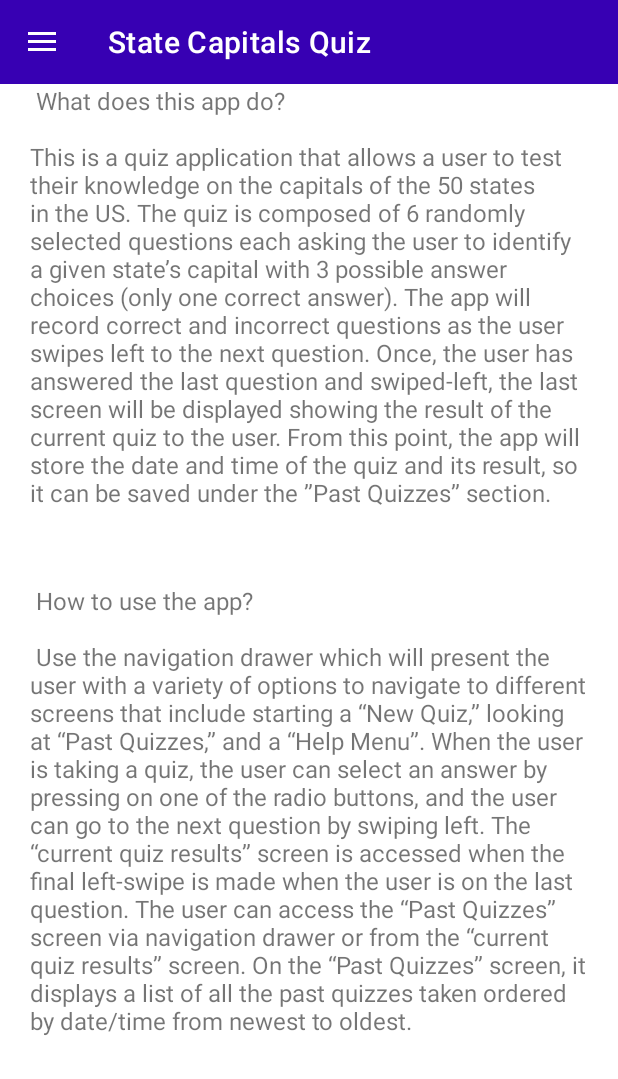
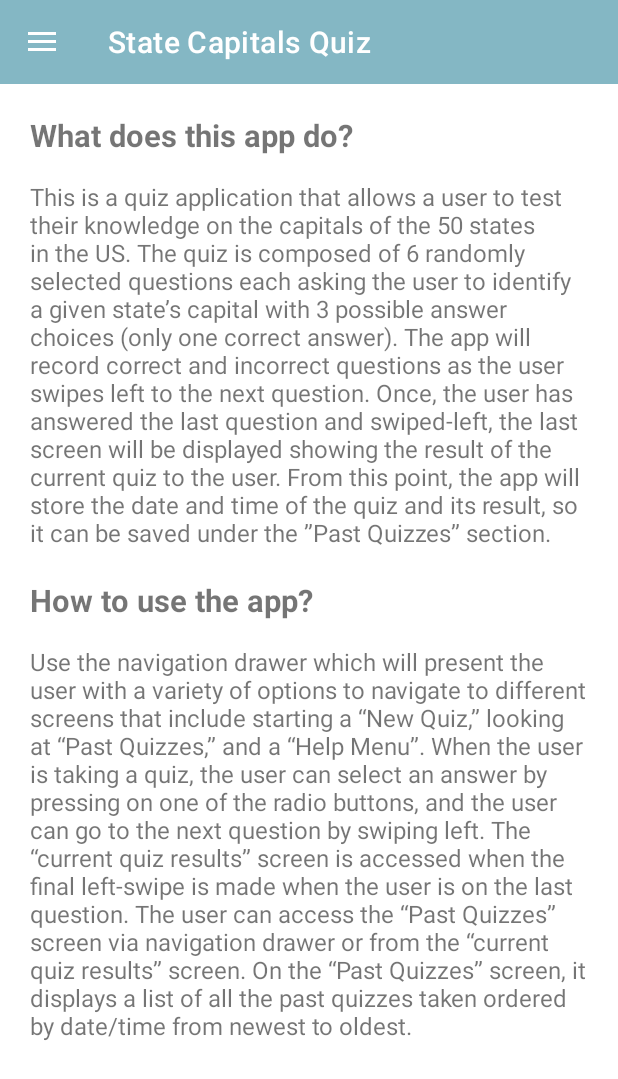
Before and after one commit to Iskerop/AppDevProject4, an Android app: the screen it shows after launch (MainActivity), in the side drawer, after a tap on "Help Menu", on a phone screen of 412 x 824 dp. Shown: the top 1079 px of the screen. Run offline under Robolectric (Android 15) with nearby library versions, the phone set to English and light mode, and no system bars; 3 statements that could not run were skipped.

Commit message:
Moved the state_capitals.csv file in the assets folder and finished polishing the design of splash and help screen. Starting the "StartNewQuizFragment" and its layout file

```diff
--- a/app/src/main/java/edu/uga/cs/statecapitalsquiz/HelpFragment.java
+++ b/app/src/main/java/edu/uga/cs/statecapitalsquiz/HelpFragment.java
@@ -39,8 +39,12 @@ public class HelpFragment extends Fragment {
     public void onViewCreated( @NonNull View view, Bundle savedInstanceState ) {
         super.onViewCreated(view,savedInstanceState);
 
-//        TextView textView = getView().findViewById( R.id.textView3 );
-//        String text = getResources().getString( R.string.quiz_purpose );
-//        textView.setText( HtmlCompat.fromHtml( text, HtmlCompat.FROM_HTML_MODE_LEGACY ) );
+        TextView textView = getView().findViewById( R.id.textView );
+        String text = getResources().getString( R.string.quiz_purpose );
+        textView.setText( HtmlCompat.fromHtml( text, HtmlCompat.FROM_HTML_MODE_LEGACY ) );
+
+        TextView textView2 = getView().findViewById( R.id.textView2 );
+        String text2 = getResources().getString( R.string.how_to_use );
+        textView2.setText( HtmlCompat.fromHtml( text2, HtmlCompat.FROM_HTML_MODE_LEGACY ) );
     }
 }
--- a/app/src/main/java/edu/uga/cs/statecapitalsquiz/MainActivity.java
+++ b/app/src/main/java/edu/uga/cs/statecapitalsquiz/MainActivity.java
@@ -98,14 +98,6 @@ public class MainActivity extends AppCompatActivity {
         // replaces the original fragment with new fragment using the replace method
         fragmentManager.beginTransaction().replace( R.id.fragmentContainerView, fragment).addToBackStack("main screen" ).commit();
 
-        /*
-        // this is included here as a possible future modification
-        // Highlight the selected item has been done by NavigationView
-        menuItem.setChecked( true );
-        // Set action bar title
-        setTitle( menuItem.getTitle());
-         */
-
         // Close the navigation drawer
         drawerLayout.closeDrawers();
     }
--- a/app/src/main/java/edu/uga/cs/statecapitalsquiz/StartNewQuizFragment.java
+++ b/app/src/main/java/edu/uga/cs/statecapitalsquiz/StartNewQuizFragment.java
@@ -8,57 +8,125 @@ import android.view.LayoutInflater;
 import android.view.View;
 import android.view.ViewGroup;
 
-/**
- * A simple {@link Fragment} subclass.
- * Use the {@link StartNewQuizFragment#newInstance} factory method to
- * create an instance of this fragment.
- */
+import androidx.annotation.NonNull;
+import androidx.appcompat.app.AppCompatActivity;
+
+import android.util.Log;
+import android.widget.Button;
+import android.widget.EditText;
+import android.widget.Toast;
+
+
+
 public class StartNewQuizFragment extends Fragment {
 
-    // TODO: Rename parameter arguments, choose names that match
-    // the fragment initialization parameters, e.g. ARG_ITEM_NUMBER
-    private static final String ARG_PARAM1 = "param1";
-    private static final String ARG_PARAM2 = "param2";
+    private static final String TAG = "AddJobLeadFragment";
 
-    // TODO: Rename and change types of parameters
-    private String mParam1;
-    private String mParam2;
+    private EditText companyNameView;
+    private EditText phoneView;
+    private EditText urlView;
+    private EditText commentsView;
+    private Button   saveButton;
+
+    // We will create a variable called quizQuestions and quizAnswers (maybe quizQAndAData)
+//    private JobLeadsData jobLeadsData = null;
 
     public StartNewQuizFragment() {
         // Required empty public constructor
     }
 
-    /**
-     * Use this factory method to create a new instance of
-     * this fragment using the provided parameters.
-     *
-     * @param param1 Parameter 1.
-     * @param param2 Parameter 2.
-     * @return A new instance of fragment StartNewQuizFragment.
-     */
-    // TODO: Rename and change types and number of parameters
-    public static StartNewQuizFragment newInstance(String param1, String param2) {
+    public static StartNewQuizFragment newInstance() {
         StartNewQuizFragment fragment = new StartNewQuizFragment();
-        Bundle args = new Bundle();
-        args.putString(ARG_PARAM1, param1);
-        args.putString(ARG_PARAM2, param2);
-        fragment.setArguments(args);
         return fragment;
     }
 
     @Override
-    public void onCreate(Bundle savedInstanceState) {
-        super.onCreate(savedInstanceState);
-        if (getArguments() != null) {
-            mParam1 = getArguments().getString(ARG_PARAM1);
-            mParam2 = getArguments().getString(ARG_PARAM2);
+    public View onCreateView( LayoutInflater inflater, ViewGroup container,
+                              Bundle savedInstanceState ) {
+        // Inflate the layout for this fragment
+        return inflater.inflate(R.layout.fragment_add_job_lead, container, false);
+    }
+
+    @Override
+    public void onViewCreated( @NonNull View view, Bundle savedInstanceState ) {
+        super.onViewCreated( view, savedInstanceState );
+
+        companyNameView = getView().findViewById( R.id.editText1 );
+        phoneView = getView().findViewById( R.id.editText2 );
+        urlView = getView().findViewById( R.id.editText3 );
+        commentsView = getView().findViewById( R.id.editText4 );
+        saveButton = getView().findViewById( R.id.button );
+
+        saveButton.setOnClickListener( new SaveButtonClickListener()) ;
+
+        // Create a JobLeadsData instance, since we will need to save a new JobLead in a file.
+        jobLeadsData = new JobLeadsData( getActivity() );
+    }
+
+    // This is an AsyncTask class (it extends AsyncTask) to perform DB writing of a job lead, asynchronously.
+    public class JobLeadDBWriter extends AsyncTask<JobLead, JobLead> {
+
+        // This method will run as a background process to write into db.
+        // It will be automatically invoked by Android, when we call the execute method
+        // in the onClick listener of the Save button.
+        @Override
+        protected JobLead doInBackground( JobLead... jobLeads ) {
+            jobLeadsData.storeJobLead( jobLeads[0] );
+            return jobLeads[0];
+        }
+
+        // This method will be automatically called by Android once the writing to the database
+        // in a background process has finished.  Note that doInBackground returns a JobLead object.
+        // That object will be passed as argument to onPostExecute.
+        // onPostExecute is like the notify method in an asynchronous method call discussed in class.
+        @Override
+        protected void onPostExecute( JobLead jobLead ) {
+            // Show a quick confirmation message
+            Toast.makeText( getActivity(), "Job lead created for " + jobLead.getCompanyName(),
+                    Toast.LENGTH_SHORT).show();
+
+            // Clear the EditTexts for next use.
+            companyNameView.setText( "" );
+            phoneView.setText( "" );
+            urlView.setText( "" );
+            commentsView.setText( "" );
+
+            Log.d( TAG, "Job lead saved: " + jobLead );
+        }
+    }
+
+    private class SaveButtonClickListener implements View.OnClickListener {
+        @Override
+        public void onClick( View v ) {
+            String companyName = companyNameView.getText().toString();
+            String phone = phoneView.getText().toString();
+            String url = urlView.getText().toString();
+            String comments = commentsView.getText().toString();
+
+            JobLead jobLead = new JobLead( companyName, phone, url, comments );
+
+            // Store this new job lead in the database asynchronously,
+            // without blocking the UI thread.
+            new JobLeadDBWriter().execute( jobLead );
         }
     }
 
     @Override
-    public View onCreateView(LayoutInflater inflater, ViewGroup container,
-                             Bundle savedInstanceState) {
-        // Inflate the layout for this fragment
-        return inflater.inflate(R.layout.fragment_start_new_quiz, container, false);
+    public void onResume() {
+        super.onResume();
+        // open the database in onResume
+        if( jobLeadsData != null )
+            jobLeadsData.open();
+        ((AppCompatActivity) getActivity()).getSupportActionBar().setTitle( getResources().getString( R.string.app_name ) );
+    }
+
+    // We need to save job leads into a file as the activity stops being a foreground activity
+    @Override
+    public void onPause() {
+        Log.d( TAG, "AddJobLeadFragment.onPause()" );
+        super.onPause();
+        // close the database in onPause
+        if( jobLeadsData != null )
+            jobLeadsData.close();
     }
 }
--- a/app/src/main/res/layout/fragment_help.xml
+++ b/app/src/main/res/layout/fragment_help.xml
@@ -17,7 +17,8 @@
             android:id="@+id/textView"
             android:layout_width="wrap_content"
             android:layout_height="wrap_content"
-            android:layout_marginBottom="50dp"
+            android:layout_marginTop="20dp"
+            android:layout_marginBottom="20dp"
             android:paddingLeft="20dp"
             android:paddingRight="20dp"
             android:text="@string/quiz_purpose"
@@ -27,7 +28,7 @@
             android:id="@+id/textView2"
             android:layout_width="wrap_content"
             android:layout_height="wrap_content"
-            android:layout_marginBottom="50dp"
+            android:layout_marginBottom="20dp"
             android:paddingLeft="20dp"
             android:paddingRight="20dp"
             android:text="@string/how_to_use"
--- a/app/src/main/res/layout/fragment_splash_screen.xml
+++ b/app/src/main/res/layout/fragment_splash_screen.xml
@@ -4,7 +4,7 @@
     xmlns:tools="http://schemas.android.com/tools"
     android:layout_width="match_parent"
     android:layout_height="match_parent"
-    android:background="#454343"
+    android:background="#656565"
     tools:context=".SplashScreen">
 
     <!-- TODO: Update blank fragment layout -->
--- a/app/src/main/res/values/colors.xml
+++ b/app/src/main/res/values/colors.xml
@@ -7,4 +7,8 @@
     <color name="teal_700">#FF018786</color>
     <color name="black">#FF000000</color>
     <color name="white">#FFFFFFFF</color>
+    <color name="colorAccent">#D81B60</color>
+    <color name="colorPrimary">#1C3879</color>
+    <color name="colorPrimaryDark">#84b7c4</color>
+    <color name="yellow">#FFEB3B</color>
 </resources>
--- a/app/src/main/res/values/strings.xml
+++ b/app/src/main/res/values/strings.xml
@@ -6,18 +6,22 @@
     <string name="drawer_close">Close navigation drawer</string>
 
     <string name="quiz_purpose">
+        <![CDATA[
             <h3>What does this app do?</h3>\n\nThis is a quiz application that allows a user to test their knowledge on the capitals of the 50 states in the US.
             The quiz is composed of 6 randomly selected questions each asking the user to identify a given state’s capital with 3 possible answer choices (only one correct answer).
             The app will record correct and incorrect questions as the user swipes left to the next question. Once, the user has answered the last question and swiped-left,
             the last screen will be displayed showing the result of the current quiz to the user.
             From this point, the app will store the date and time of the quiz and its result, so it can be saved under the ”Past Quizzes” section.
+        ]]>
 	</string>
 
     <string name="how_to_use">
+        <![CDATA[
             <h3>How to use the app?</h3> \n\n Use the navigation drawer which will present the user with a variety of options to navigate to different screens that include
             starting a “New Quiz,” looking at “Past Quizzes,” and a “Help Menu”. When the user is taking a quiz, the user can select an answer by pressing on one
             of the radio buttons, and the user can go to the next question by swiping left. The “current quiz results” screen is accessed when the final left-swipe
             is made when the user is on the last question. The user can access the “Past Quizzes” screen via navigation drawer or from the “current quiz results” screen.
             On the “Past Quizzes” screen, it displays a list of all the past quizzes taken ordered by date/time from newest to oldest.
+        ]]>
 	</string>
 </resources>
--- a/app/src/main/res/values/themes.xml
+++ b/app/src/main/res/values/themes.xml
@@ -12,5 +12,10 @@
         <!-- Status bar color. -->
         <item name="android:statusBarColor" tools:targetApi="l">?attr/colorPrimaryVariant</item>
         <!-- Customize your theme here. -->
+        <item name="colorAccent">@color/colorAccent</item>
+        <!-- Customize your theme here. -->
+        <item name="colorPrimary">@color/colorPrimary</item>
+        <item name="colorPrimaryDark">@color/colorPrimaryDark</item>
+        <item name="colorAccent">@color/colorAccent</item>
     </style>
 </resources>
```
Also changed, not shown: app/src/main/res/layout/fragment_start_new_quiz.xml (+23 -5 lines), app/src/main/assets/state_capitals.csv (renamed from app/src/main/res/raw/state_capitals.csv). Lines whose indentation alone changed are shown as unchanged.
